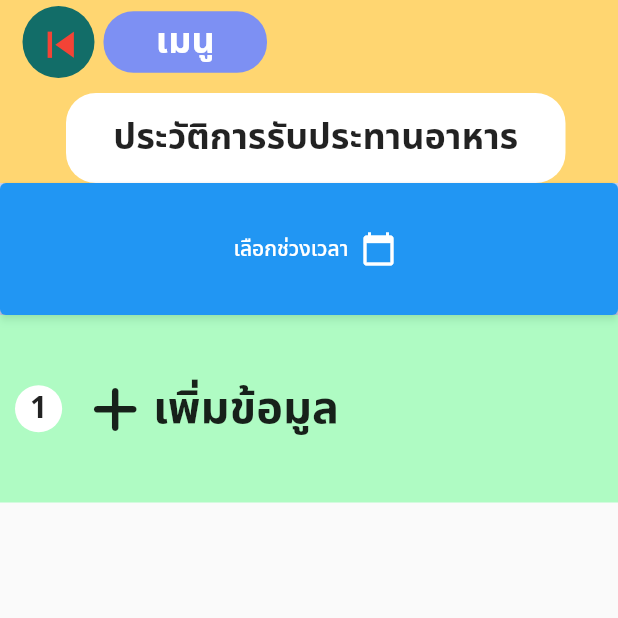
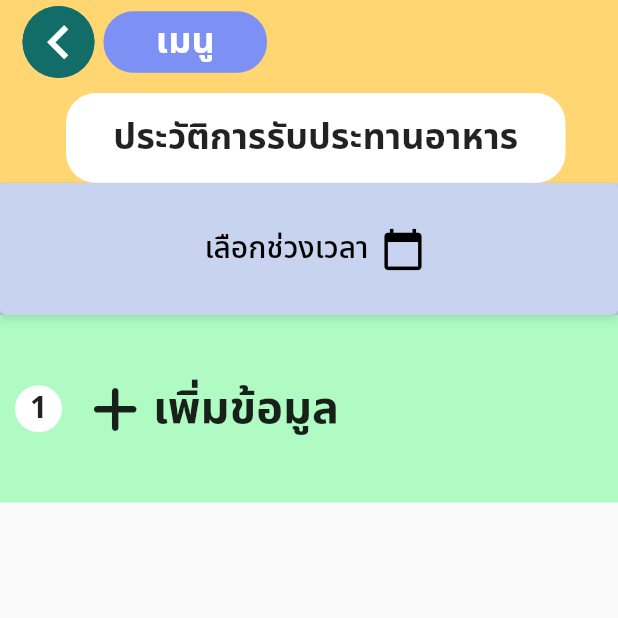
Before and after one commit to AINutritionProject/KinDeeUDee, a Flutter app: the EatHistoryPage screen opened directly, on a phone screen of 412 x 824 dp, the top half of it. Run offline on Flutter 3.47's test engine with Material 2 defaults, Android fonts, the phone set to English and light mode, and no system bars; our stand-ins replace camera, cloud_firestore, csv, dotted_border, email_validator, firebase_auth and 7 more; accounts and stored records are empty.

Commit message:
add function  date

```diff
--- a/lib/pages/eat_history.dart
+++ b/lib/pages/eat_history.dart
@@ -4,6 +4,7 @@ import 'package:font_awesome_flutter/font_awesome_flutter.dart';
 import 'package:appfood2/pages/add_eat_history.dart';
 import 'package:firebase_auth/firebase_auth.dart';
 import 'package:cloud_firestore/cloud_firestore.dart';
+import 'package:appfood2/widgets/button_back.dart';
 
 class EatHistoryPage extends StatefulWidget {
   const EatHistoryPage({super.key});
@@ -68,6 +69,10 @@ class _SelectDateState extends State<SelectDate> {
   @override
   Widget build(BuildContext context) {
     return ElevatedButton(
+        style: ButtonStyle(
+          backgroundColor:
+              MaterialStateProperty.all(const Color.fromRGBO(200, 211, 239, 1)),
+        ),
         onPressed: () async {
           DateTime? newDate = await showDatePicker(
             context: context,
@@ -95,8 +100,20 @@ class _SelectDateState extends State<SelectDate> {
                         children: [
                           const Text("วันที่",
                               style: TextStyle(
-                                  fontSize: 22, fontWeight: FontWeight.w700)),
-                          Text(date.day.toString())
+                                  fontSize: 22,
+                                  fontWeight: FontWeight.w700,
+                                  color: Color.fromRGBO(52, 52, 52, 1))),
+                          Container(
+                              padding: const EdgeInsets.symmetric(
+                                  vertical: 5, horizontal: 20),
+                              decoration: BoxDecoration(
+                                  color: Colors.white,
+                                  borderRadius: BorderRadius.circular(20.0)),
+                              child: Text(date.day.toString(),
+                                  style: const TextStyle(
+                                      color: Colors.black,
+                                      fontSize: 18,
+                                      fontWeight: FontWeight.w700)))
                         ],
                       )),
                   Expanded(
@@ -106,8 +123,22 @@ class _SelectDateState extends State<SelectDate> {
                         children: [
                           const Text("เดือน",
                               style: TextStyle(
-                                  fontSize: 22, fontWeight: FontWeight.w700)),
-                          Text(date.month.toString())
+                                  fontSize: 22,
+                                  fontWeight: FontWeight.w700,
+                                  color: Color.fromRGBO(52, 52, 52, 1))),
+                          Container(
+                              padding: const EdgeInsets.symmetric(
+                                  vertical: 5, horizontal: 20),
+                              decoration: BoxDecoration(
+                                  color: Colors.white,
+                                  borderRadius: BorderRadius.circular(20.0)),
+                              child: Text(
+                                date.month.toString(),
+                                style: const TextStyle(
+                                    color: Colors.black,
+                                    fontSize: 18,
+                                    fontWeight: FontWeight.w700),
+                              ))
                         ],
                       )),
                   Expanded(
@@ -118,9 +149,21 @@ class _SelectDateState extends State<SelectDate> {
                           const Text(
                             "ปี",
                             style: TextStyle(
-                                fontSize: 22, fontWeight: FontWeight.w700),
+                                fontSize: 22,
+                                fontWeight: FontWeight.w700,
+                                color: Color.fromRGBO(52, 52, 52, 1)),
                           ),
-                          Text(date.year.toString())
+                          Container(
+                              padding: const EdgeInsets.symmetric(
+                                  vertical: 5, horizontal: 20),
+                              decoration: BoxDecoration(
+                                  color: Colors.white,
+                                  borderRadius: BorderRadius.circular(20.0)),
+                              child: Text(date.year.toString(),
+                                  style: const TextStyle(
+                                      color: Colors.black,
+                                      fontSize: 18,
+                                      fontWeight: FontWeight.w700)))
                         ],
                       ))
                 ],
@@ -130,9 +173,19 @@ class _SelectDateState extends State<SelectDate> {
                 children: [
                   Padding(
                     padding: EdgeInsets.all(8.0),
-                    child: Text('เลือกช่วงเวลา'),
+                    child: Text(
+                      'เลือกช่วงเวลา',
+                      style: TextStyle(
+                        fontSize: 20,
+                        color: Colors.black,
+                      ),
+                    ),
                   ),
-                  Icon(Icons.calendar_today)
+                  Icon(
+                    Icons.calendar_today,
+                    size: 30,
+                    color: Colors.black,
+                  )
                 ],
               ));
   }
@@ -162,19 +215,15 @@ class EatHistoryComponent extends StatelessWidget {
                         Padding(
                           padding: const EdgeInsets.only(left: 15, right: 6),
                           child: Container(
-                            width: 48,
-                            height: 48,
-                            decoration: const BoxDecoration(
-                                color: Color.fromRGBO(18, 109, 104, 1),
-                                shape: BoxShape.circle),
-                            child: IconButton(
-                              onPressed: () {
-                                Navigator.of(context).pop();
-                              },
-                              icon: const Icon(Icons.skip_previous,
-                                  size: 35, color: Colors.red),
-                            ),
-                          ),
+                              width: 48,
+                              height: 48,
+                              decoration: const BoxDecoration(
+                                  color: Color.fromRGBO(18, 109, 104, 1),
+                                  shape: BoxShape.circle),
+                              child: const ButtonBack(
+                                colorCircle: Color.fromRGBO(18, 109, 104, 1),
+                                color: Colors.white,
+                              )),
                         ),
                         Container(
                             alignment: Alignment.center,
```
